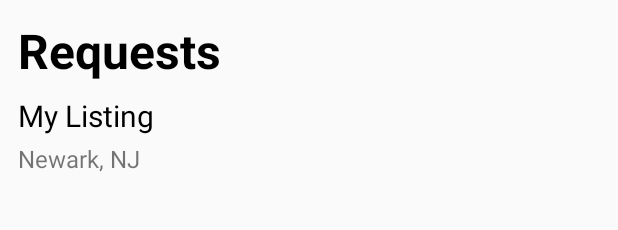
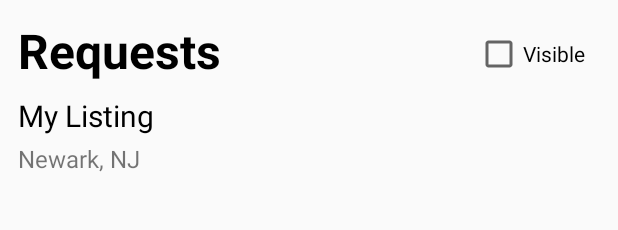
Before and after one commit to sgm28/Starca-Team-Project, an Android app: the layout fragment_owner_listing_detail.xml on its own in the app's theme, with its tools: preview values and no code run, on a phone screen of 412 x 824 dp. Shown: the top 230 px of the screen. Run offline under Robolectric (Android 15) with nearby library versions, the phone set to English and light mode, and no system bars.

Commit message:
added listing visibility toggle + fixed minor bitmap density bug + dashboard listings will no long show up when hidden. no changes made to owned rentals for obv reasons.

```diff
--- a/app/src/main/res/layout/fragment_owner_listing_detail.xml
+++ b/app/src/main/res/layout/fragment_owner_listing_detail.xml
@@ -23,11 +23,13 @@
         android:layout_width="wrap_content"
         android:layout_height="wrap_content"
         android:layout_marginTop="8dp"
+        android:textColor="@color/black"
         android:textSize="20sp"
-        android:textColor="@color/black"
+        app:layout_constraintEnd_toStartOf="@+id/cbVisibility"
+        app:layout_constraintHorizontal_bias="0.0"
         app:layout_constraintStart_toStartOf="parent"
         app:layout_constraintTop_toBottomOf="@id/owner_listing_requests_tv"
-        tools:text="My Listing"/>
+        tools:text="My Listing" />
 
     <TextView
         android:id="@+id/owner_listing_address_tv"
@@ -35,6 +37,8 @@
         android:layout_height="wrap_content"
         android:layout_marginTop="4dp"
         android:textSize="16sp"
+        app:layout_constraintEnd_toStartOf="@+id/cbVisibility"
+        app:layout_constraintHorizontal_bias="0.0"
         app:layout_constraintStart_toStartOf="parent"
         app:layout_constraintTop_toBottomOf="@+id/owner_listing_title_tv"
         tools:text="Newark, NJ" />
@@ -84,4 +88,15 @@
         app:layout_constraintStart_toStartOf="parent"
         app:layout_constraintTop_toTopOf="parent" />
 
+    <CheckBox
+        android:id="@+id/cbVisibility"
+        android:layout_width="wrap_content"
+        android:layout_height="wrap_content"
+        android:layout_marginEnd="10dp"
+        android:layout_marginBottom="20dp"
+        android:minHeight="48dp"
+        android:text="Visible"
+        app:layout_constraintEnd_toEndOf="parent"
+        app:layout_constraintTop_toTopOf="parent" />
+
 </androidx.constraintlayout.widget.ConstraintLayout>
--- a/app/src/main/res/layout/fragment_profile.xml
+++ b/app/src/main/res/layout/fragment_profile.xml
@@ -25,7 +25,8 @@
             app:layout_constraintEnd_toEndOf="parent"
             app:layout_constraintStart_toStartOf="parent"
             app:layout_constraintTop_toTopOf="parent"
-            tools:src="@tools:sample/backgrounds/scenic" />
+            tools:src="@tools:sample/backgrounds/scenic"
+            />
 
         <com.google.android.material.imageview.ShapeableImageView
             android:id="@+id/profile_image_halo_iv"
```
Also changed, not shown: app/src/main/java/com/example/starca/fragments/DashboardFragment.kt (+11 -0 lines), app/src/main/java/com/example/starca/fragments/DetailFragment.kt (+9 -10 lines), app/src/main/java/com/example/starca/fragments/OwnerListingDetailFragment.kt (+54 -16 lines), app/src/main/res/drawable-xxhdpi/imagepreview.jpg (renamed from app/src/main/res/drawable/imagepreview.jpg), app/src/main/res/drawable-xxhdpi/starca_logo.png (renamed from app/src/main/res/drawable/starca_logo.png), app/src/main/res/drawable-xxhdpi/starca_logo_icon.png (renamed from app/src/main/res/drawable/starca_logo_icon.png), 1 other file.
